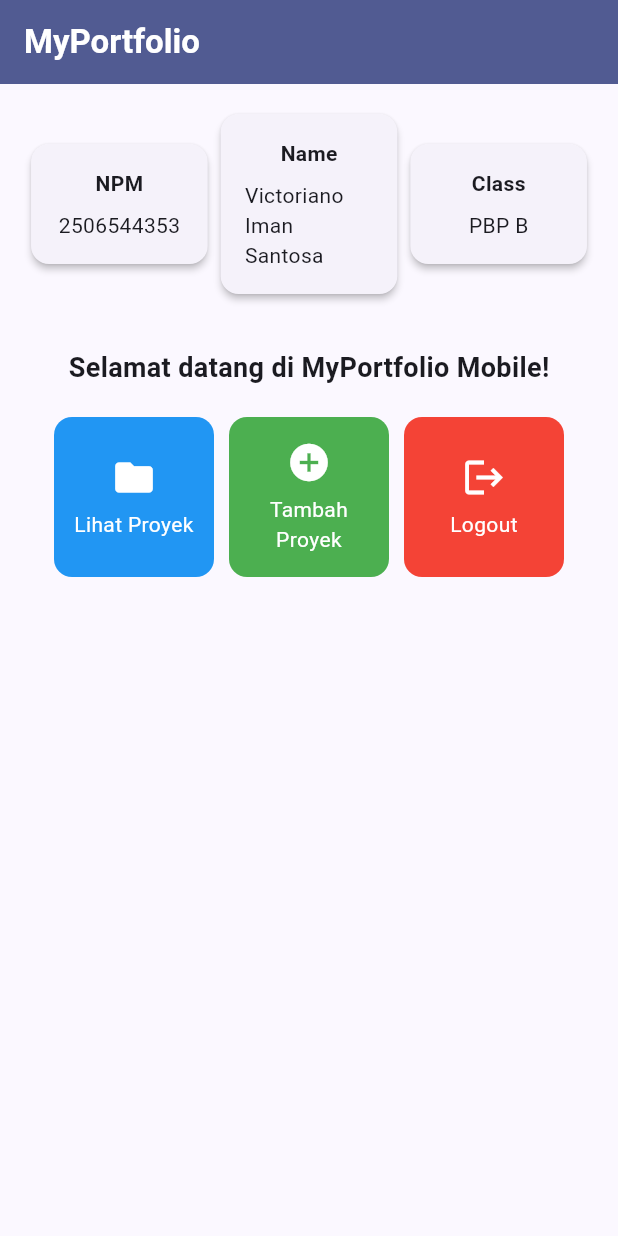
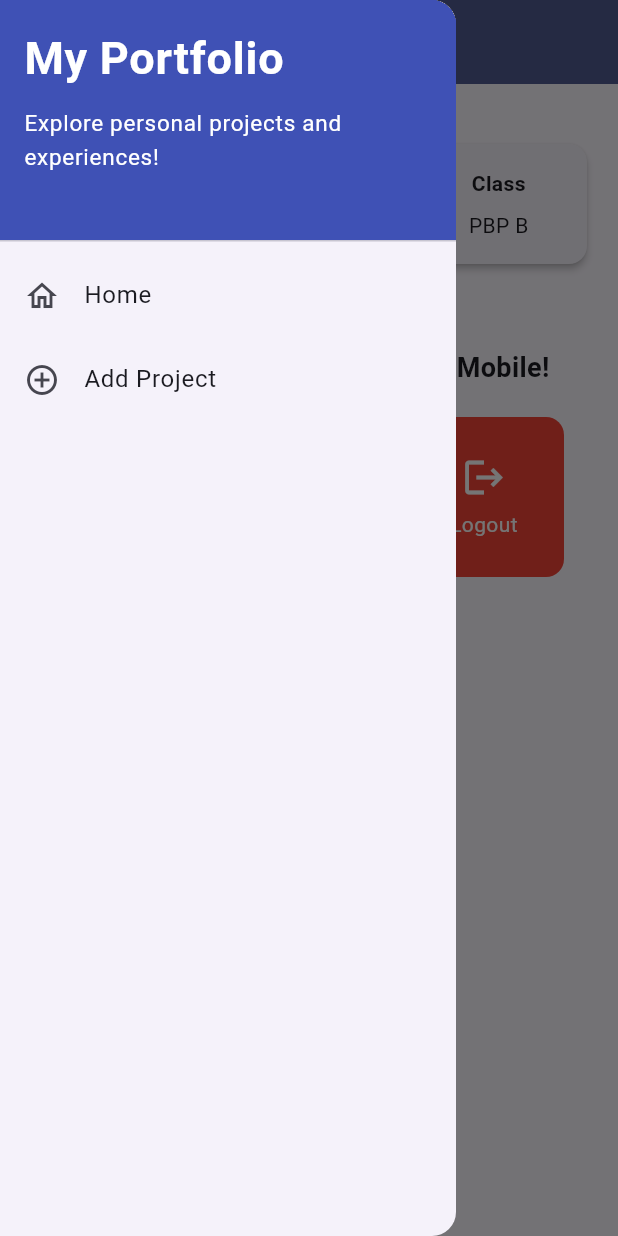
Before and after one commit to victorimans/myportofolio_mobile, a Flutter app: the screen it shows after launch, with the side drawer open (before the commit the screen has no drawer), on a phone screen of 412 x 824 dp. Run offline on Flutter 3.47's test engine with Material 3 defaults, Android fonts, the phone set to English and light mode, and no system bars.

Commit message:
Feat : Menambahkan Drawer Menu untuk Navigasi

```diff
--- a/lib/menu.dart
+++ b/lib/menu.dart
@@ -1,4 +1,5 @@
 import 'package:flutter/material.dart';
+import 'package:myportofolio_mobile/widgets/left_drawer.dart';
 
 class MyHomePage extends StatelessWidget {
   MyHomePage({super.key});
@@ -24,6 +25,20 @@ class MyHomePage extends StatelessWidget {
           style: TextStyle(color: Colors.white, fontWeight: FontWeight.bold),
         ),
         backgroundColor: Theme.of(context).colorScheme.primary,
+        iconTheme: const IconThemeData(color: Colors.white),
+      ),
+      drawer: LeftDrawer(
+        onHomeTap: () => Navigator.pop(context),
+        onAddProjectTap: () {
+          Navigator.pop(context);
+          ScaffoldMessenger.of(context)
+            ..hideCurrentSnackBar()
+            ..showSnackBar(
+              const SnackBar(
+                content: Text('Halaman tambah proyek belum tersedia.'),
+              ),
+            );
+        },
       ),
       // Body halaman utama dengan padding di sekelilingnya.
       body: Padding(
--- /dev/null
+++ b/lib/widgets/left_drawer.dart
@@ -0,0 +1,54 @@
+import 'package:flutter/material.dart';
+
+class LeftDrawer extends StatelessWidget {
+  const LeftDrawer({
+    super.key,
+    required this.onHomeTap,
+    required this.onAddProjectTap,
+  });
+
+  final VoidCallback onHomeTap;
+  final VoidCallback onAddProjectTap;
+
+  @override
+  Widget build(BuildContext context) {
+    return Drawer(
+      child: ListView(
+        padding: EdgeInsets.zero,
+        children: [
+          const DrawerHeader(
+            decoration: BoxDecoration(color: Colors.indigo),
+            child: Column(
+              crossAxisAlignment: CrossAxisAlignment.start,
+              children: [
+                Text(
+                  'My Portfolio',
+                  style: TextStyle(
+                    fontSize: 30,
+                    fontWeight: FontWeight.bold,
+                    color: Colors.white,
+                  ),
+                ),
+                SizedBox(height: 10),
+                Text(
+                  'Explore personal projects and experiences!',
+                  style: TextStyle(fontSize: 15, color: Colors.white),
+                ),
+              ],
+            ),
+          ),
+          ListTile(
+            leading: const Icon(Icons.home_outlined),
+            title: const Text('Home'),
+            onTap: onHomeTap,
+          ),
+          ListTile(
+            leading: const Icon(Icons.add_circle_outline),
+            title: const Text('Add Project'),
+            onTap: onAddProjectTap,
+          ),
+        ],
+      ),
+    );
+  }
+}
```
